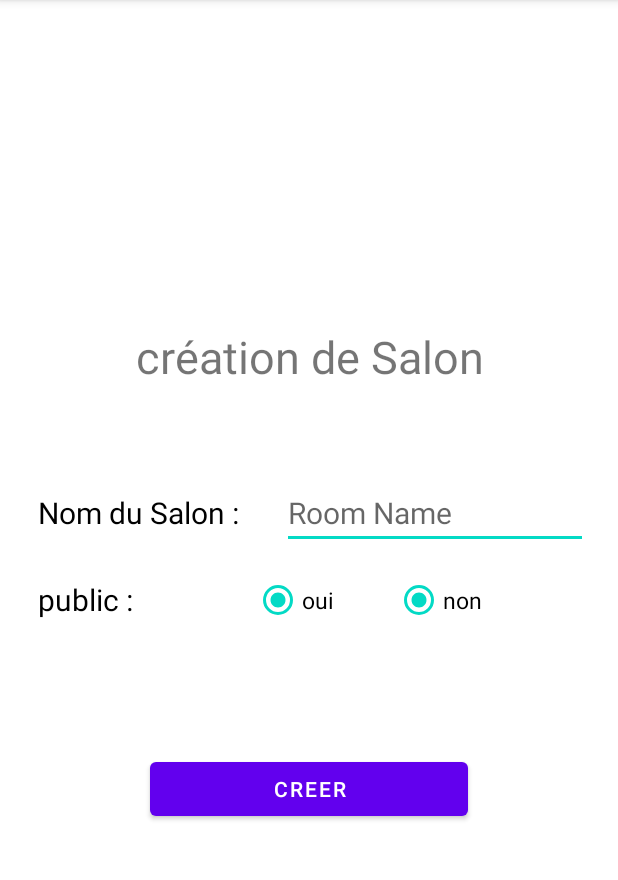
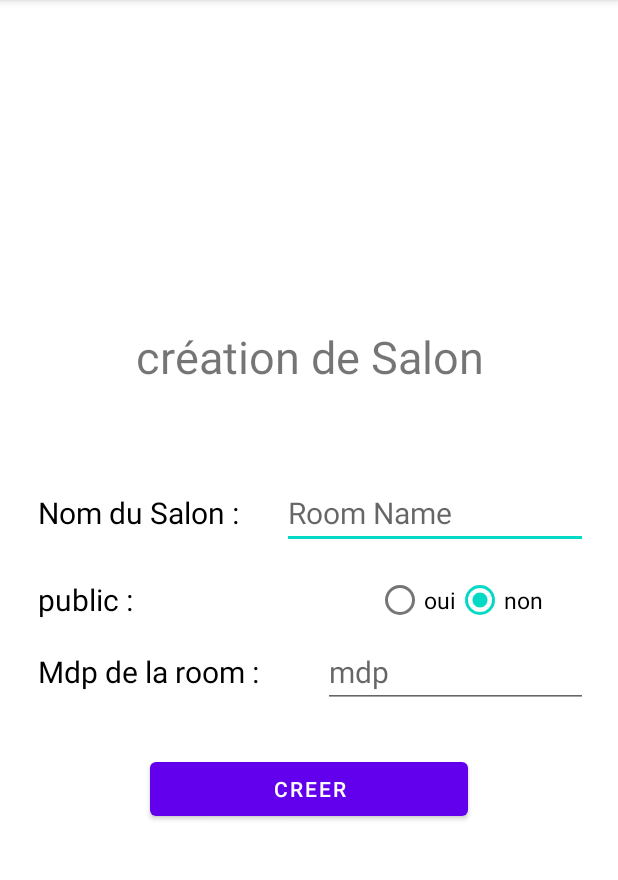
Before and after one commit to trak-dev/pictochat, an Android app: the Creation_room screen opened directly, with no data from a screen before it, after a tap on "non", on a phone screen of 412 x 824 dp, the part 84-964 px from its top. Run offline under Robolectric (Android 15) with nearby library versions, the phone set to English and light mode, and no system bars.

Commit message:
finission sur le oui/non dans la creation de room

```diff
--- a/app/src/main/java/com/example/pictochat/Creation_room.java
+++ b/app/src/main/java/com/example/pictochat/Creation_room.java
@@ -6,6 +6,7 @@ import android.os.Bundle;
 import android.view.View;
 import android.widget.Button;
 import android.widget.EditText;
+import android.widget.RadioButton;
 import android.widget.TextView;
 
 public class Creation_room extends AppCompatActivity {
@@ -14,28 +15,27 @@ public class Creation_room extends AppCompatActivity {
     protected void onCreate(Bundle savedInstanceState) {
         super.onCreate(savedInstanceState);
         setContentView(R.layout.activity_creation_room);
-    }
-
-    public void hide(View view) {
 
         TextView txtView = (TextView)findViewById(R.id.textViewMdpRoom);
         EditText editText = (EditText)findViewById(R.id.editTextMdpRoom);
 
-        Button non = (Button)findViewById(R.id.radioButtonNon);
-        Button oui = (Button)findViewById(R.id.radioButtonOui);
+        RadioButton non = (RadioButton)findViewById(R.id.radioButtonNon);
+        RadioButton oui = (RadioButton)findViewById(R.id.radioButtonOui);
 
         non.setOnClickListener(new View.OnClickListener() {
             @Override
             public void onClick(View v) {
-                txtView.setVisibility(View.VISIBLE);
-                editText.setVisibility(View.VISIBLE);
+                txtView.setVisibility(v.VISIBLE);
+                editText.setVisibility(v.VISIBLE);
+                oui.setChecked(false);
+
             }
         });
         oui.setOnClickListener(new View.OnClickListener() {
             @Override
             public void onClick(View v) {
-                txtView.setVisibility(View.INVISIBLE);
-                editText.setVisibility(View.INVISIBLE);
+                txtView.setVisibility(v.INVISIBLE);
+                editText.setVisibility(v.INVISIBLE);
             }
         });
     }
--- a/app/src/main/res/layout/activity_creation_room.xml
+++ b/app/src/main/res/layout/activity_creation_room.xml
@@ -49,6 +49,7 @@
 
 
         </LinearLayout>
+
         <LinearLayout
             android:layout_width="match_parent"
             android:layout_height="wrap_content"
@@ -66,6 +67,11 @@
                 android:textColor="@color/black"
                 android:textSize="20dp"/>
 
+            <RadioGroup
+                android:id="@+id/rdGroup"
+                android:layout_width="wrap_content"
+                android:layout_height="wrap_content"
+                android:orientation="horizontal">
                     <RadioButton
                         android:id="@+id/radioButtonOui"
                         android:layout_width="wrap_content"
@@ -82,13 +88,14 @@
                         android:layout_marginRight="50dp"
                         android:textSize="15dp"
                         android:text="non"
-                android:onClick="hide" />
+                       />
+            </RadioGroup>
+
         </LinearLayout>
 
         <LinearLayout
             android:layout_width="match_parent"
             android:layout_height="wrap_content"
-            android:layout_margintop="20dp"
             android:orientation="horizontal">
 
             <TextView
```
Also changed, not shown: app/src/main/res/layout/activity_accueil.xml (+0 -15 lines). Lines whose indentation alone changed are shown as unchanged.
